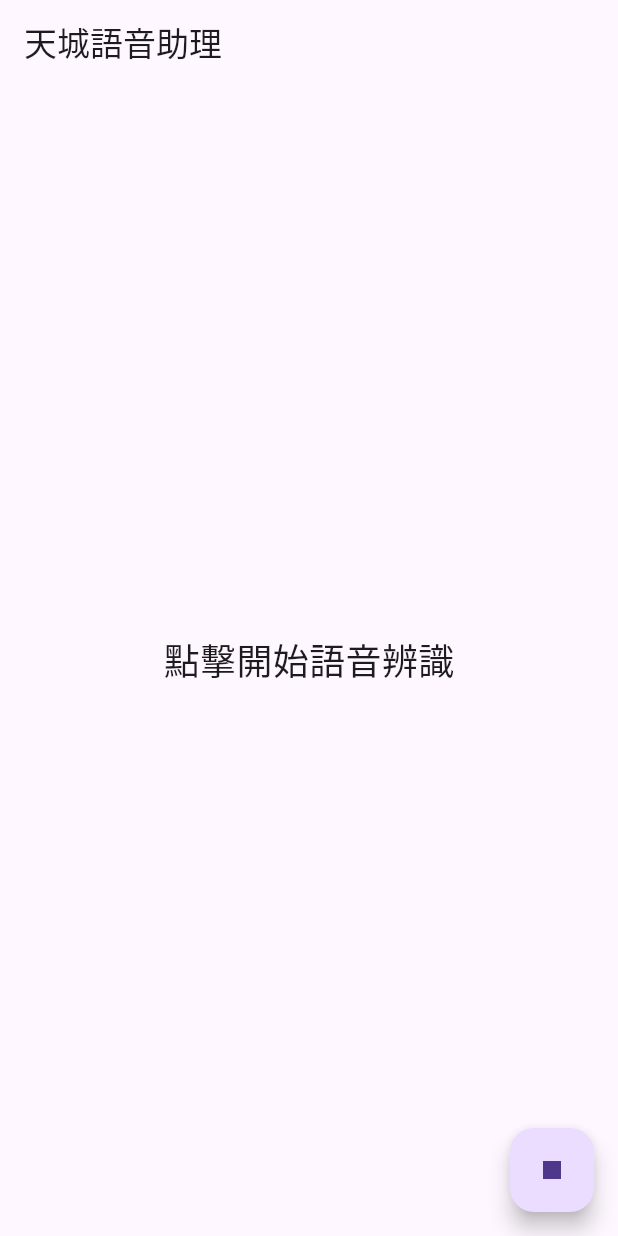
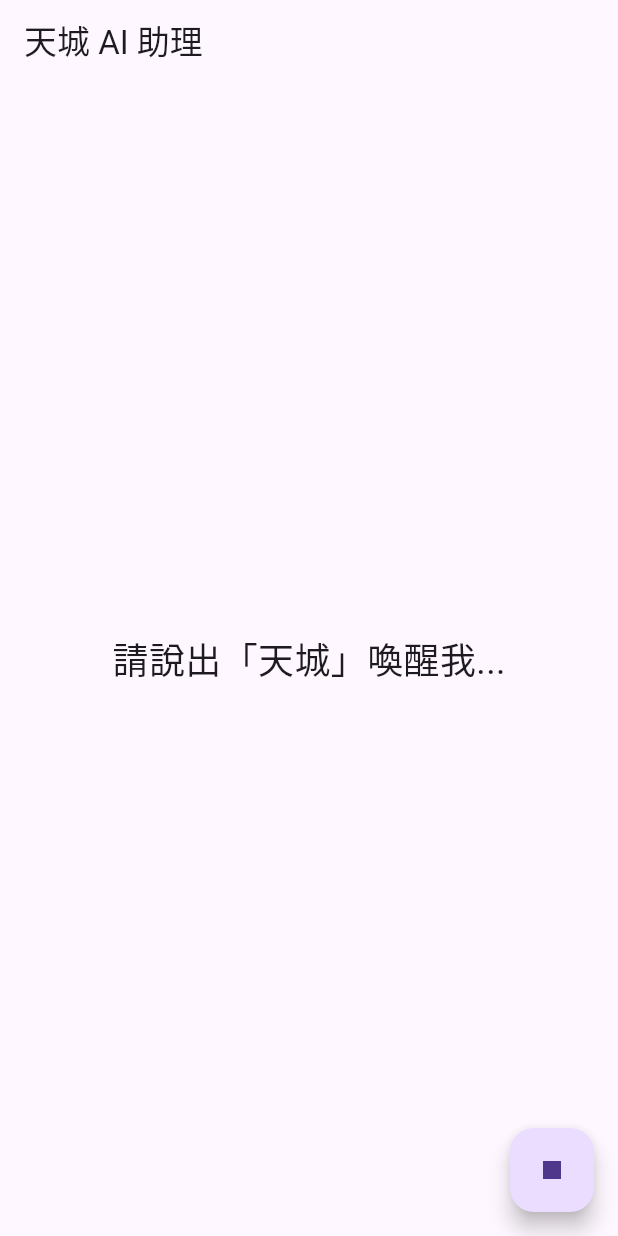
Before and after one commit to hsieh0823/Tianchang, a Flutter app: the screen it shows after launch, after a tap on the "mic" icon, on a phone screen of 412 x 824 dp. Run offline on Flutter 3.47's test engine with Material 3 defaults, Android fonts, the phone set to English and light mode, and no system bars; our stand-ins replace speech_to_text.

Commit message:
Update main.dart

```diff
--- a/lib/main.dart
+++ b/lib/main.dart
@@ -1,20 +1,25 @@
 import 'package:flutter/material.dart';
 import 'package:speech_to_text/speech_to_text.dart' as stt;
 
-void main() => runApp(TianchangApp());
+void main() {
+  runApp(const MyApp());
+}
 
-class TianchangApp extends StatelessWidget {
+class MyApp extends StatelessWidget {
+  const MyApp({super.key});
   @override
   Widget build(BuildContext context) {
     return MaterialApp(
-      title: '天城語音助理',
+      title: 'Tianchang Voice',
       theme: ThemeData(primarySwatch: Colors.deepPurple),
-      home: VoiceHomePage(),
+      home: const VoiceHomePage(),
     );
   }
 }
 
 class VoiceHomePage extends StatefulWidget {
+  const VoiceHomePage({super.key});
+
   @override
   _VoiceHomePageState createState() => _VoiceHomePageState();
 }
@@ -22,7 +27,7 @@ class VoiceHomePage extends StatefulWidget {
 class _VoiceHomePageState extends State<VoiceHomePage> {
   late stt.SpeechToText _speech;
   bool _isListening = false;
-  String _text = '點擊開始語音辨識';
+  String _text = '請說出「天城」喚醒我...';
 
   @override
   void initState() {
@@ -30,32 +35,30 @@ class _VoiceHomePageState extends State<VoiceHomePage> {
     _speech = stt.SpeechToText();
   }
 
-  void _startListening() async {
-    bool available = await _speech.initialize();
-    if (available) {
-      setState(() => _isListening = true);
-      _speech.listen(
-        onResult: (result) => setState(() {
-          _text = result.recognizedWords;
-        }),
-      );
+  void _listen() async {
+    if (!_isListening) {
+      bool available = await _speech.initialize();
+      if (available) {
+        setState(() => _isListening = true);
+        _speech.listen(onResult: (result) {
+          setState(() {
+            _text = result.recognizedWords;
+          });
+        });
+      }
     } else {
       setState(() => _isListening = false);
+      _speech.stop();
     }
-  }
-
-  void _stopListening() {
-    _speech.stop();
-    setState(() => _isListening = false);
   }
 
   @override
   Widget build(BuildContext context) {
     return Scaffold(
-      appBar: AppBar(title: Text('天城語音助理')),
-      body: Center(child: Text(_text, style: TextStyle(fontSize: 24))),
+      appBar: AppBar(title: const Text('天城 AI 助理')),
+      body: Center(child: Text(_text, style: const TextStyle(fontSize: 24))),
       floatingActionButton: FloatingActionButton(
-        onPressed: _isListening ? _stopListening : _startListening,
+        onPressed: _listen,
         child: Icon(_isListening ? Icons.stop : Icons.mic),
       ),
     );
```
